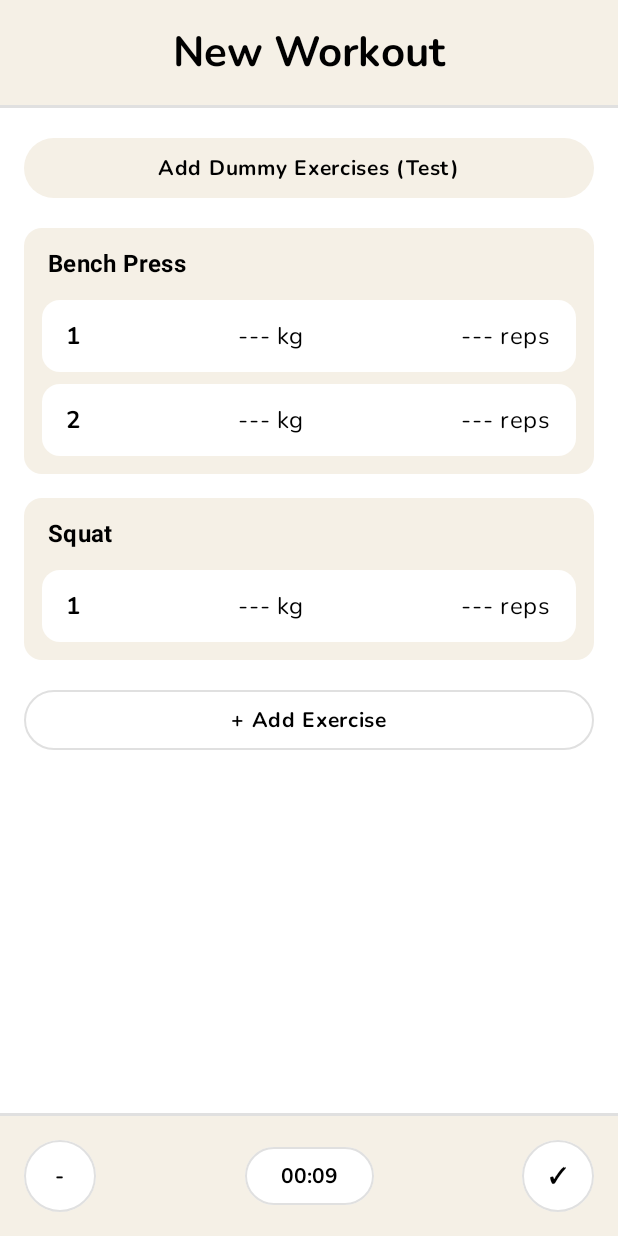
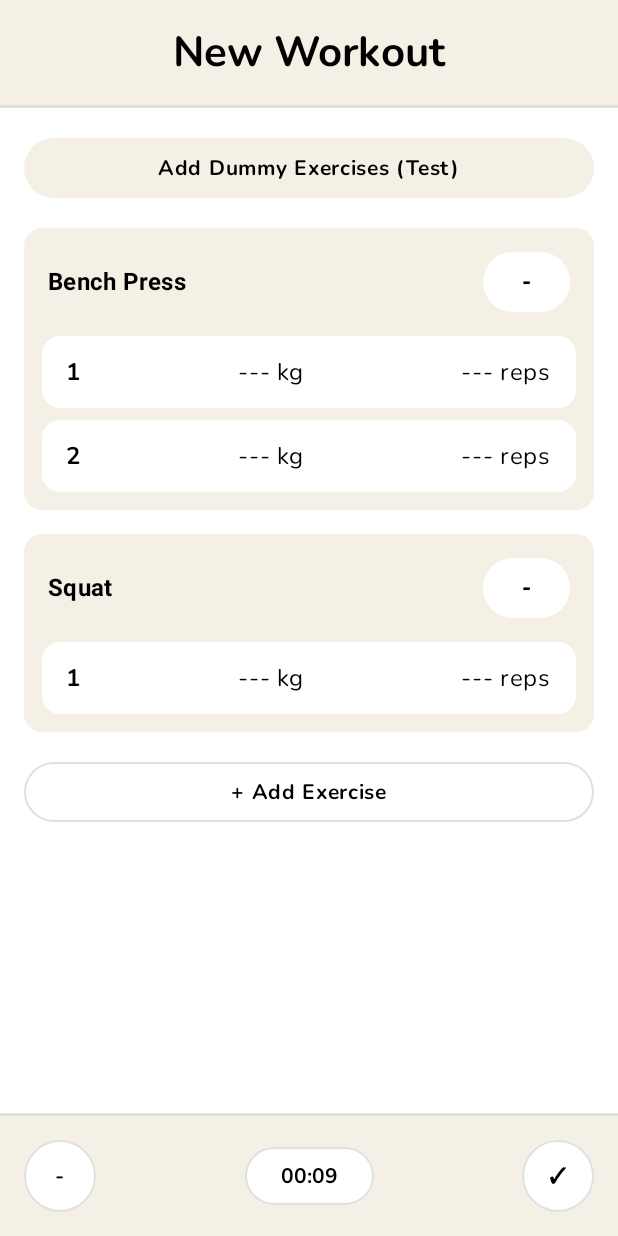
Before and after one commit to aliien15/ALift-App, an Android app built with Jetpack Compose: the screen it shows after launch (MainActivity), after a tap on "Add Dummy Exercises (Test)", on a phone screen of 412 x 824 dp. Run offline under Robolectric (Android 15) with nearby library versions, the phone set to English and light mode, and no system bars; our stand-ins replace Room's generated code.

Commit message:
feat: added button to delete a specific exercise from the workout

```diff
--- a/app/src/main/java/com/me/aliftapp/ui/workout/WorkoutScreen.kt
+++ b/app/src/main/java/com/me/aliftapp/ui/workout/WorkoutScreen.kt
@@ -107,12 +107,36 @@ fun WorkoutScreen(viewModel: ActiveWorkoutViewModel) {
                                 modifier = Modifier.padding(12.dp),
                                 verticalArrangement = Arrangement.spacedBy(8.dp),
                             ) {
+                                Row(
+                                    modifier = Modifier.fillMaxWidth(),
+                                    horizontalArrangement = Arrangement.SpaceBetween,
+                                    verticalAlignment = Alignment.CenterVertically,
+                                ) {
                                     Text(
                                         text = exerciseName,
                                         style = MaterialTheme.typography.titleMedium,
                                         fontWeight = FontWeight.Bold,
                                         modifier = Modifier.padding(start = 4.dp, bottom = 4.dp),
                                     )
+
+                                    Button(
+                                        modifier = Modifier.padding(end = 4.dp, bottom = 4.dp),
+                                        onClick = {
+                                            workout?.session?.let { activeSession ->
+                                                viewModel.removeExerciseFromSession(
+                                                    activeSession.sessionId,
+                                                    exerciseName,
+                                                )
+                                            }
+                                        },
+                                    ) {
+                                        Text(
+                                            text = "-",
+                                            style = MaterialTheme.typography.titleMedium,
+                                            fontWeight = FontWeight.Bold,
+                                        )
+                                    }
+                                }
 
                                 var setCounter = 1
                                 for (workoutSet in workoutSets) {
```
Lines whose indentation alone changed are shown as unchanged.
